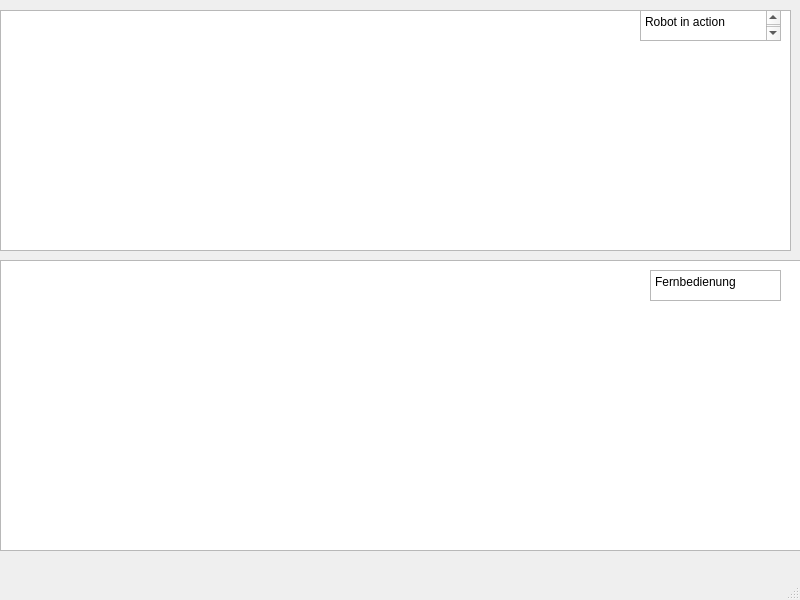
Before: the Qt Designer form mainwindow.ui in leo237-hub/Robot, drawn with Qt 5.
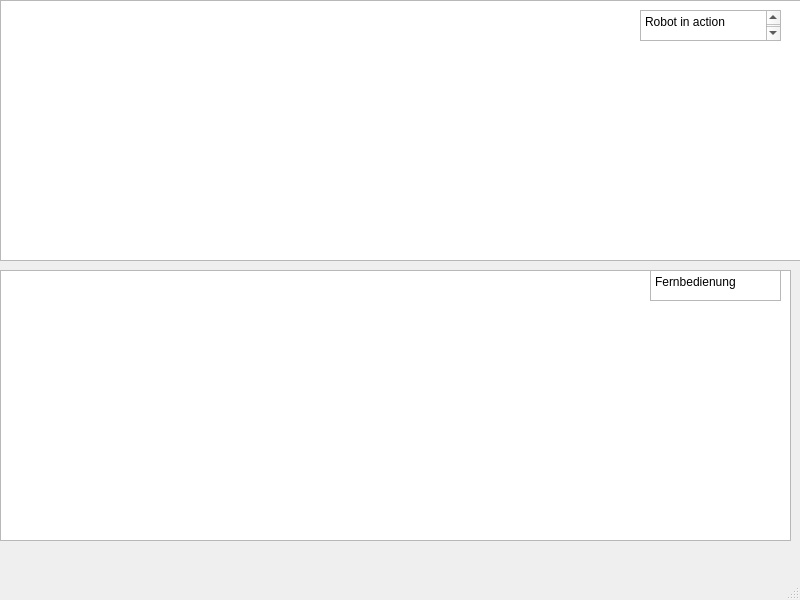
After: the same form once the commit is applied.

Patch:
```diff
--- a/mainwindow.ui
+++ b/mainwindow.ui
@@ -18,9 +18,9 @@
     <property name="geometry">
      <rect>
       <x>0</x>
-      <y>260</y>
+      <y>0</y>
       <width>801</width>
-      <height>291</height>
+      <height>261</height>
      </rect>
     </property>
    </widget>
@@ -28,9 +28,9 @@
     <property name="geometry">
      <rect>
       <x>0</x>
-      <y>10</y>
+      <y>270</y>
       <width>791</width>
-      <height>241</height>
+      <height>271</height>
      </rect>
     </property>
    </widget>
```
Left out of the diff: 12 changed lines with no effect on the pictures.
